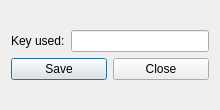
Qt form designs/key_used_dialog.ui (Setti7/SVFB-GUI) before a commit.
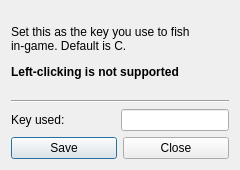
The same form after that commit.

What changed in the file:
```diff
--- a/designs/key_used_dialog.ui
+++ b/designs/key_used_dialog.ui
@@ -6,26 +6,40 @@
    <rect>
     <x>0</x>
     <y>0</y>
-    <width>220</width>
-    <height>110</height>
+    <width>240</width>
+    <height>170</height>
    </rect>
   </property>
   <property name="minimumSize">
    <size>
     <width>220</width>
-    <height>110</height>
+    <height>170</height>
    </size>
   </property>
   <property name="maximumSize">
    <size>
-    <width>220</width>
-    <height>110</height>
+    <width>300</width>
+    <height>170</height>
    </size>
   </property>
   <property name="windowTitle">
    <string>Change key</string>
   </property>
   <layout class="QVBoxLayout" name="verticalLayout_3">
+   <item>
+    <widget class="QLabel" name="label">
+     <property name="text">
+      <string>&lt;html&gt;&lt;head/&gt;&lt;body&gt;&lt;p&gt;Set this as the key you use to fish&lt;br/&gt;in-game. Default is C.&lt;/p&gt;&lt;p&gt;&lt;span style=&quot; font-weight:600;&quot;&gt;Left-clicking is not supported&lt;/span&gt;&lt;/p&gt;&lt;/body&gt;&lt;/html&gt;</string>
+     </property>
+    </widget>
+   </item>
+   <item>
+    <widget class="Line" name="line">
+     <property name="orientation">
+      <enum>Qt::Horizontal</enum>
+     </property>
+    </widget>
+   </item>
    <item>
     <layout class="QVBoxLayout" name="verticalLayout">
      <item>
@@ -37,6 +51,19 @@
          </property>
         </widget>
        </item>
+       <item>
+        <spacer name="horizontalSpacer">
+         <property name="orientation">
+          <enum>Qt::Horizontal</enum>
+         </property>
+         <property name="sizeHint" stdset="0">
+          <size>
+           <width>40</width>
+           <height>20</height>
+          </size>
+         </property>
+        </spacer>
+       </item>
        <item>
         <widget class="QLineEdit" name="change_key">
          <property name="toolTip">
```
